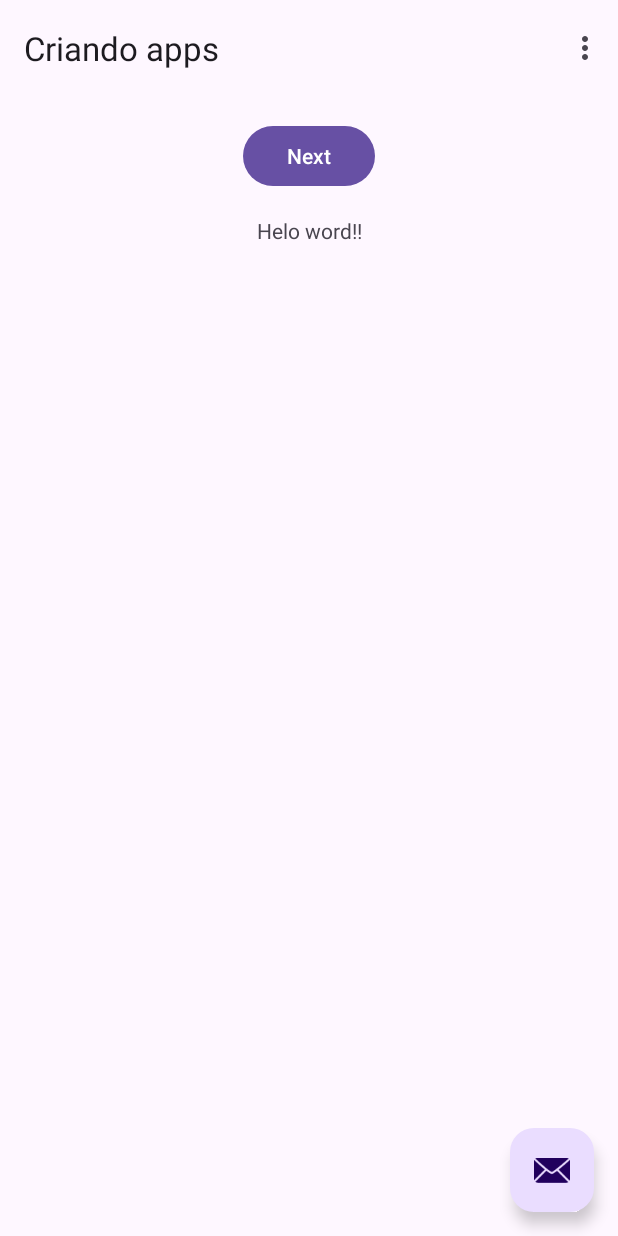
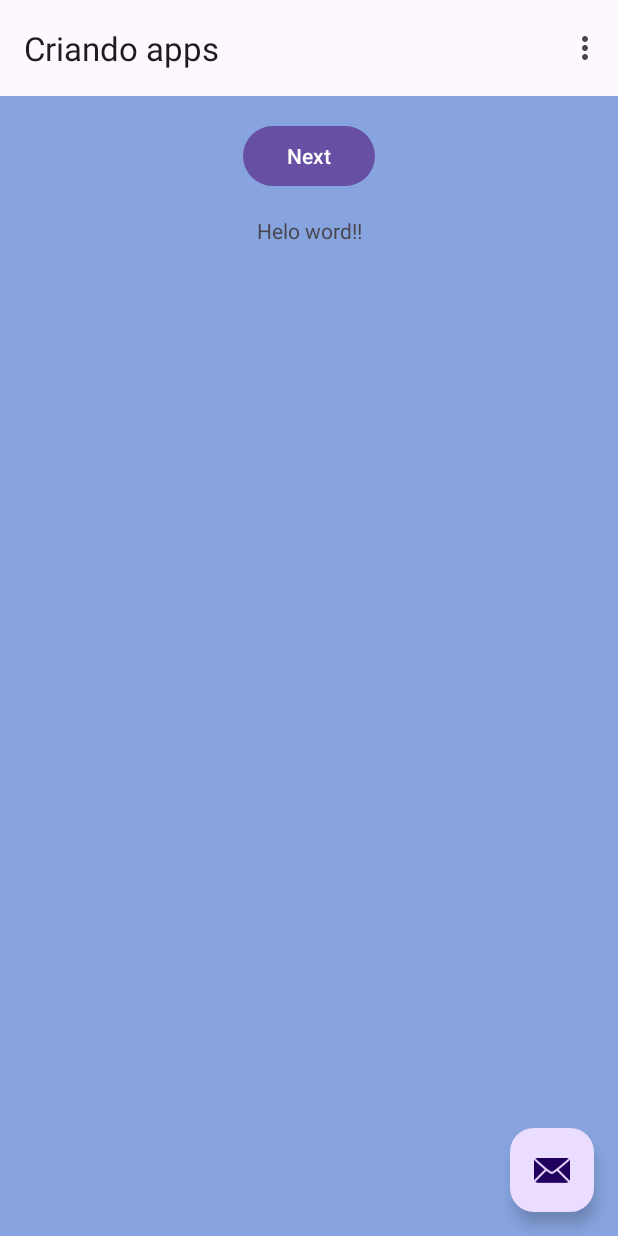
Before and after one commit to Jendhdbbeh/programa, an Android app: the screen it shows after launch (MainActivity), on a phone screen of 412 x 824 dp. Run offline under Robolectric (Android 15) with nearby library versions, the phone set to English and light mode, and no system bars; our stand-ins replace navigation-ui.

Commit message:
Mudança de background

```diff
--- a/app/src/main/res/layout/activity_main.xml
+++ b/app/src/main/res/layout/activity_main.xml
@@ -4,6 +4,8 @@
     xmlns:tools="http://schemas.android.com/tools"
     android:layout_width="match_parent"
     android:layout_height="match_parent"
+    android:background="#87A4DF"
+    android:backgroundTint="#87A4DF"
     android:fitsSystemWindows="true"
     tools:context=".MainActivity">
 
```
